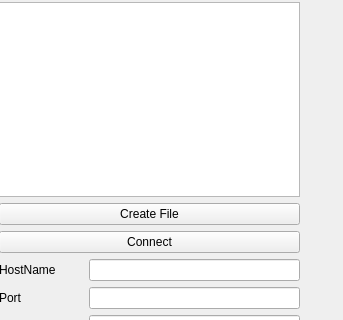
First picture: the form in mainwidget.ui, repository Kirito3545/Test_excercise1, before the edit; both pictures show x 0 to 343 and y 0 to 320 of the 343 by 562 pixel window.
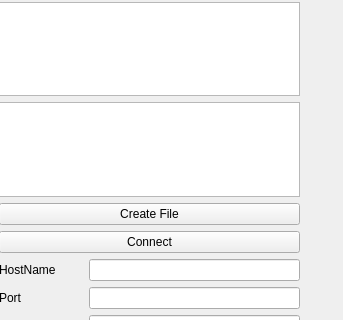
Second picture: the form after the edit.

Commit message: createTable member of DataBase class adedd

Diff of the .ui file:
```diff
--- a/mainwidget.ui
+++ b/mainwidget.ui
@@ -37,7 +37,7 @@
      </rect>
     </property>
    </widget>
-   <widget class="QWidget" name="">
+   <widget class="QWidget" name="layoutWidget">
     <property name="geometry">
      <rect>
       <x>-1</x>
@@ -52,6 +52,9 @@
        <item>
         <widget class="QListView" name="listView"/>
        </item>
+       <item>
+        <widget class="QTextEdit" name="textEdit"/>
+       </item>
        <item>
         <widget class="QPushButton" name="pushButton">
          <property name="text">
```
The commit also changes 4 other files.
